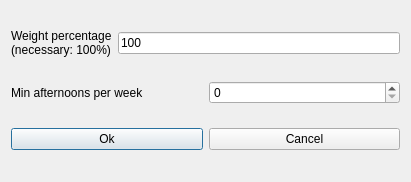
First picture: the form in fet/src/interface/modifyconstraintteachersminafternoonsperweekform_template.ui, repository vonmecheln/fet, before the edit.
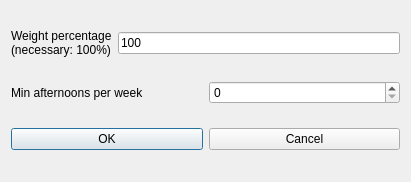
Second picture: the form after the edit.

```diff
--- a/fet/src/interface/modifyconstraintteachersminafternoonsperweekform_template.ui
+++ b/fet/src/interface/modifyconstraintteachersminafternoonsperweekform_template.ui
@@ -70,7 +70,7 @@
      <item>
       <widget class="QPushButton" name="okPushButton">
        <property name="text">
-        <string>Ok</string>
+        <string>OK</string>
        </property>
       </widget>
      </item>
```
